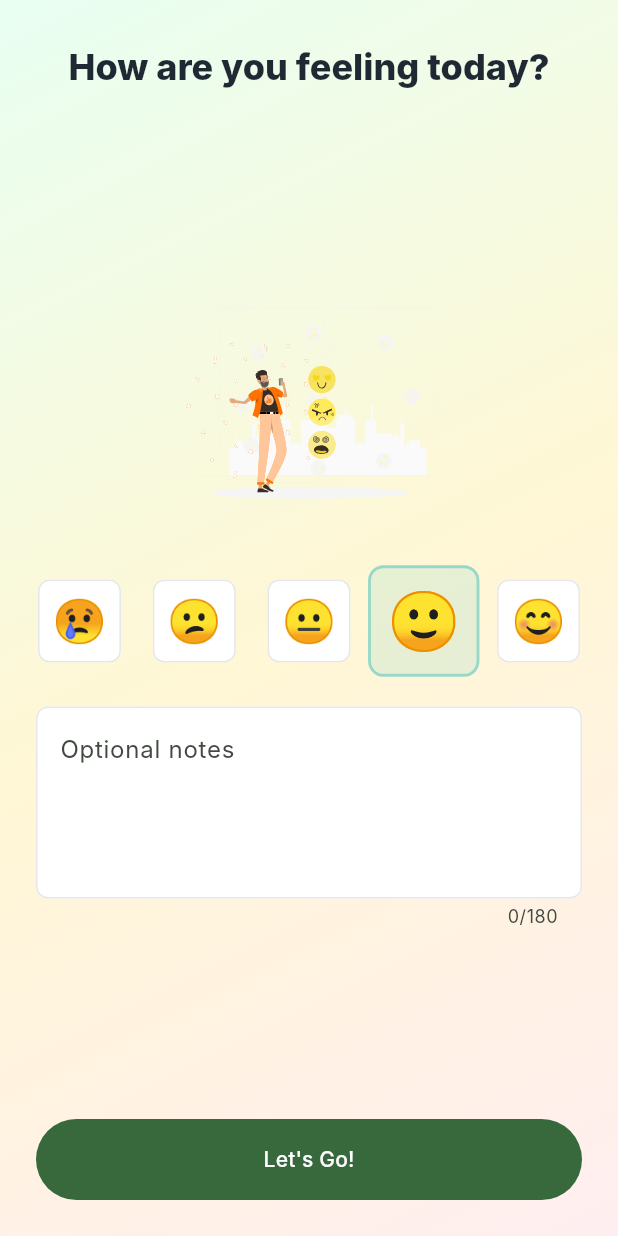
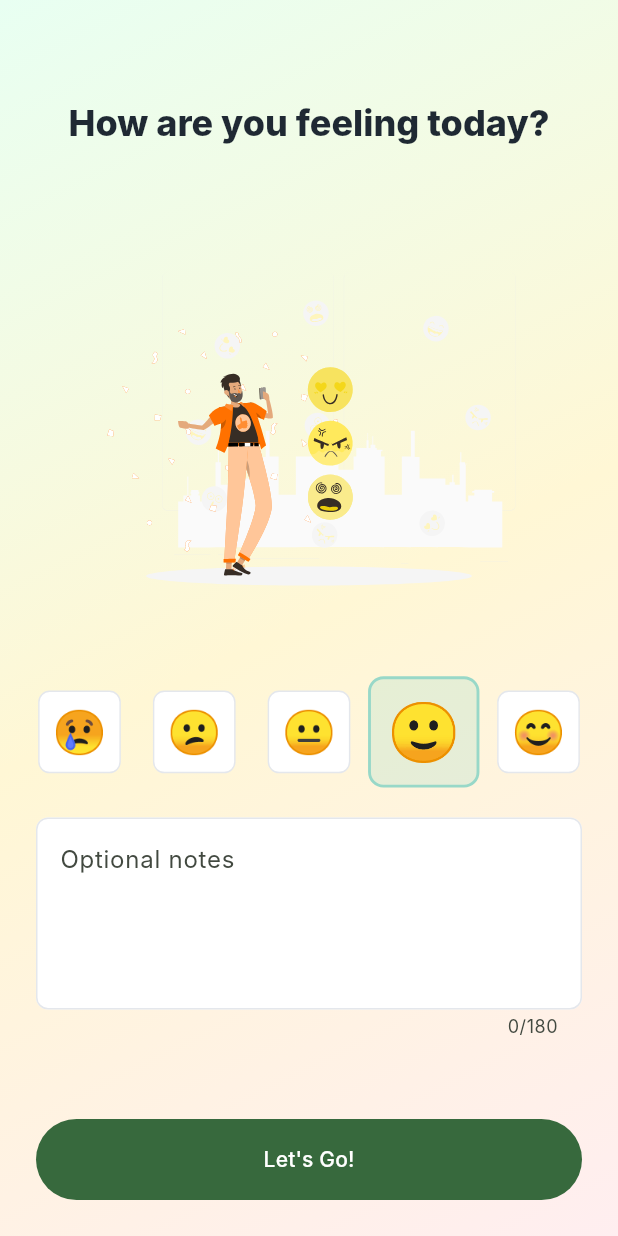
Before and after one commit to Revaldo11/mood_tracker_app, a Flutter app: the screen it shows after launch, swiped to page 4, on a phone screen of 412 x 824 dp. Run offline on Flutter 3.47's test engine with Material 3 defaults, Android fonts, the phone set to English and light mode, and no system bars; drawn by our look-alikes of flutter_animate; our stand-ins replace confetti, fl_chart, get, hive_flutter, lottie; accounts and stored records are empty; Roboto replaces fonts that are missing (Inter).

Commit message:
Refactor onboarding screen layout and update iOS configuration files for improved functionality

```diff
--- a/lib/presentation/screens/onboarding_screen.dart
+++ b/lib/presentation/screens/onboarding_screen.dart
@@ -43,8 +43,7 @@ class _OnboardingScreenState extends State<OnboardingScreen> {
   @override
   Widget build(BuildContext context) {
     return Scaffold(
-      body: SafeArea(
-        child: PageView(
+      body: PageView(
         controller: _pageController,
         physics: const NeverScrollableScrollPhysics(),
         onPageChanged: (page) {
@@ -89,7 +88,6 @@ class _OnboardingScreenState extends State<OnboardingScreen> {
             onComplete: _completeWithMood,
           ),
         ],
-        ),
       ),
     );
   }
@@ -156,8 +154,9 @@ class _IntroPage extends StatelessWidget {
   Widget build(BuildContext context) {
     return _OnboardingScaffold(
       child: Column(
+        mainAxisAlignment: MainAxisAlignment.spaceAround,
         children: [
-          const SizedBox(height: 20),
+          SizedBox(height: MediaQuery.of(context).size.height * 0.07),
           Text(
             'Mood Tracker',
             style: Theme.of(context).textTheme.titleLarge?.copyWith(
@@ -167,7 +166,7 @@ class _IntroPage extends StatelessWidget {
           ),
           const SizedBox(height: 6),
           const Text('😊', style: TextStyle(fontSize: 42)),
-          const Spacer(),
+          SizedBox(height: MediaQuery.of(context).size.height * 0.1),
           Lottie.asset(animation, height: 220, repeat: true),
           const SizedBox(height: 24),
           _AnimatedText(title: title, subtitle: subtitle),
@@ -251,7 +250,7 @@ class _FirstMoodPage extends StatelessWidget {
     return _OnboardingScaffold(
       child: Column(
         children: [
-          const SizedBox(height: 28),
+          SizedBox(height: MediaQuery.of(context).size.height * 0.08),
           Text(
             'How are you feeling today?',
             textAlign: TextAlign.center,
@@ -261,7 +260,7 @@ class _FirstMoodPage extends StatelessWidget {
                 ),
           ).animate().fadeIn(duration: 400.ms).slideY(begin: 0.18),
           const Spacer(),
-          Lottie.asset('assets/animation/first mood.json', height: 170, repeat: true),
+          Lottie.asset('assets/animation/first mood.json', height: 280, repeat: true),
           const SizedBox(height: 28),
           Obx(
             () => Row(
```
Also changed, not shown: pubspec.lock, 3 other files. Lines whose indentation alone changed are shown as unchanged.
